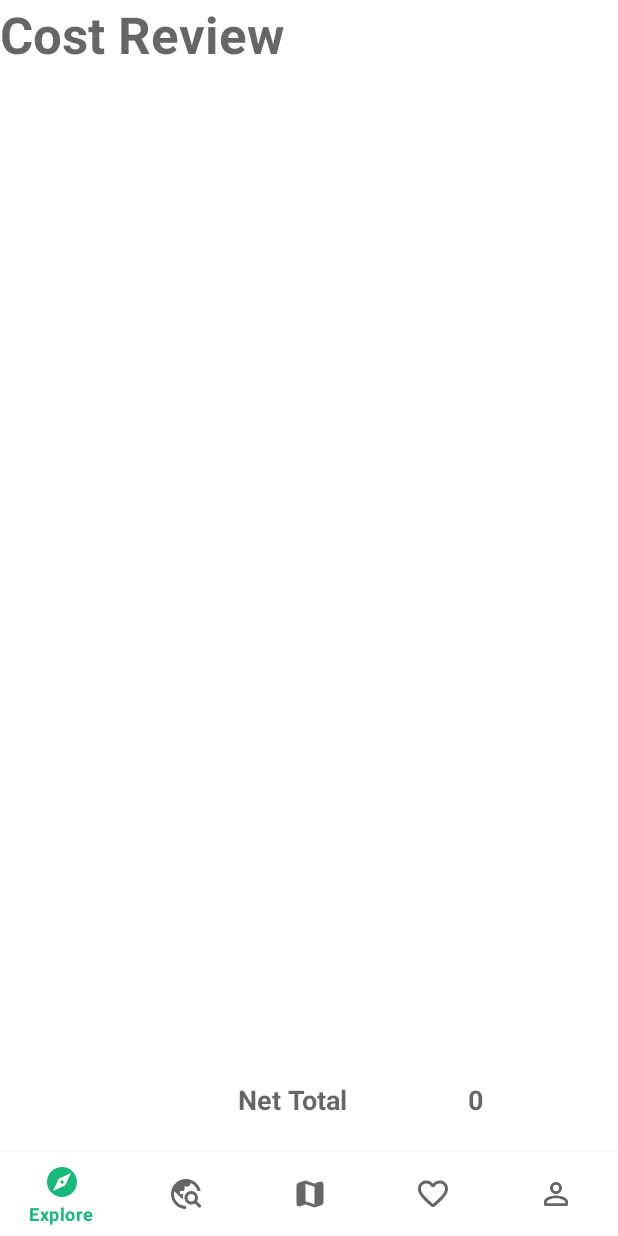
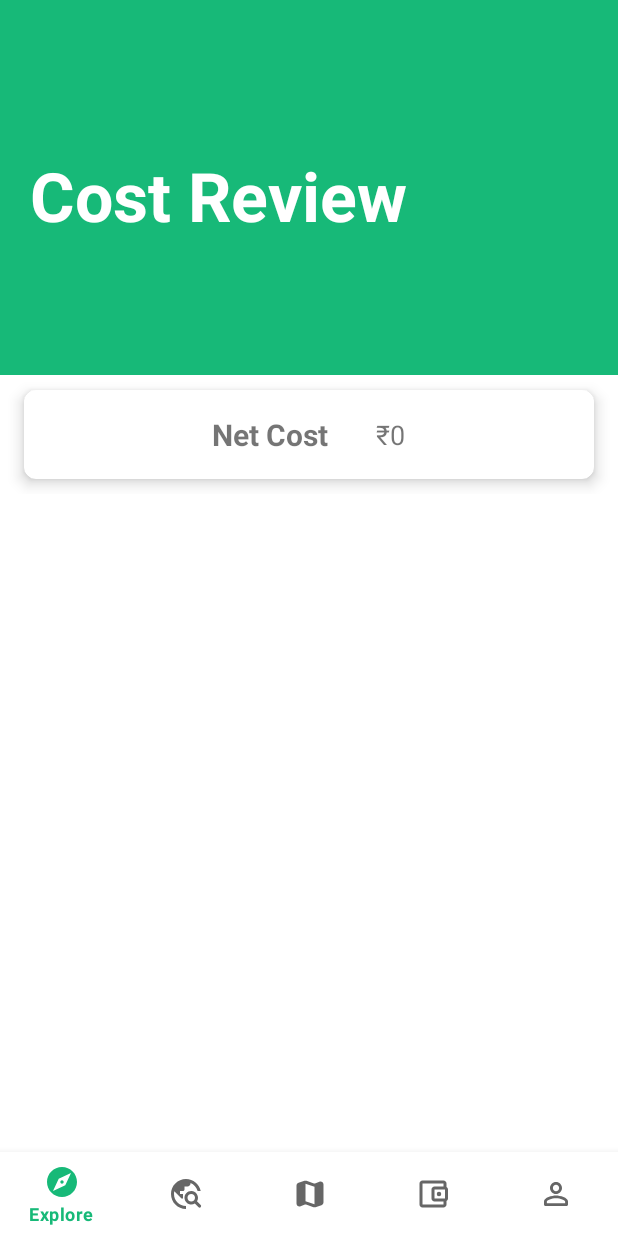
Before and after one commit to g-nerix/Roamify, an Android app: the fragment FavouriteFragment placed in its activity, on a phone screen of 412 x 824 dp. Run offline under Robolectric (Android 15) with nearby library versions, the phone set to English and light mode, and no system bars; our stand-ins replace Firebase (no records; nobody signed in at launch, a user with empty details on screens opened directly).

Commit message:
Cost UI updated

```diff
--- /dev/null
+++ b/app/src/main/java/com/example/roamify/CacheManager.java
@@ -0,0 +1,25 @@
+package com.example.roamify;
+
+import android.content.Context;
+import android.content.SharedPreferences;
+
+public class CacheManager {
+    private static final String PREFS_NAME = "MyPrefsFile";
+
+    public static void saveData(Context context, String key, String value) {
+        SharedPreferences.Editor editor = context.getSharedPreferences(PREFS_NAME, 0).edit();
+        editor.putString(key, value);
+        editor.apply();
+    }
+
+    public static String getData(Context context, String key) {
+        SharedPreferences prefs = context.getSharedPreferences(PREFS_NAME, 0);
+        return prefs.getString(key, null);
+    }
+
+    public static void clearData(Context context) {
+        SharedPreferences.Editor editor = context.getSharedPreferences(PREFS_NAME, 0).edit();
+        editor.clear();
+        editor.apply();
+    }
+}
--- a/app/src/main/java/com/example/roamify/FavouriteFragment.java
+++ b/app/src/main/java/com/example/roamify/FavouriteFragment.java
@@ -10,6 +10,7 @@ import android.view.LayoutInflater;
 import android.view.View;
 import android.view.ViewGroup;
 import android.widget.TextView;
+import android.widget.Toast;
 
 import java.util.ArrayList;
 
@@ -38,7 +39,10 @@ public class FavouriteFragment extends Fragment {
         {
             totalAmount += checked_prices.get(i);
         }
-        amt.setText(String.valueOf(totalAmount));
+//        amt.setText(String.valueOf(totalAmount));
+        CacheManager.saveData(getContext(), "totalAmount", String.valueOf(totalAmount));
+        Toast.makeText(getContext(),"Trip budget added to your cache",Toast.LENGTH_SHORT).show();
+        amt.setText("₹"+CacheManager.getData(getContext(),"totalAmount"));
         return view;
     }
 
--- /dev/null
+++ b/app/src/main/res/drawable/outline_account_balance_wallet_24.xml
@@ -0,0 +1,6 @@
+<vector android:height="24dp" android:tint="#000000"
+    android:viewportHeight="24" android:viewportWidth="24"
+    android:width="24dp" xmlns:android="http://schemas.android.com/apk/res/android">
+    <path android:fillColor="@android:color/white" android:pathData="M21,7.28V5c0,-1.1 -0.9,-2 -2,-2H5c-1.11,0 -2,0.9 -2,2v14c0,1.1 0.89,2 2,2h14c1.1,0 2,-0.9 2,-2v-2.28c0.59,-0.35 1,-0.98 1,-1.72V9c0,-0.74 -0.41,-1.37 -1,-1.72zM20,9v6h-7V9h7zM5,19V5h14v2h-6c-1.1,0 -2,0.9 -2,2v6c0,1.1 0.9,2 2,2h6v2H5z"/>
+    <path android:fillColor="@android:color/white" android:pathData="M16,12m-1.5,0a1.5,1.5 0,1 1,3 0a1.5,1.5 0,1 1,-3 0"/>
+</vector>
--- a/app/src/main/res/layout/activity_attraction_list.xml
+++ b/app/src/main/res/layout/activity_attraction_list.xml
@@ -34,11 +34,11 @@
                 <TextView
                     android:layout_width="match_parent"
                     android:layout_height="wrap_content"
-                    android:layout_marginTop="85dp"
+                    android:layout_marginTop="65dp"
                     android:padding="20dp"
                     android:text="Browse"
                     android:textColor="@color/white"
-                    android:textSize="40dp"
+                    android:textSize="60dp"
                     android:textStyle="bold" />
             </FrameLayout>
 
--- a/app/src/main/res/layout/fragment_explore.xml
+++ b/app/src/main/res/layout/fragment_explore.xml
@@ -32,7 +32,7 @@
                 android:id="@+id/heading"
                 android:layout_width="match_parent"
                 android:layout_height="wrap_content"
-                android:layout_marginTop="50dp"
+                android:layout_marginTop="65dp"
                 android:layout_marginLeft="15dp"
                 android:padding="20dp"
                 android:text="Explore"
@@ -150,8 +150,7 @@
             app:cardElevation="4dp"
             app:layout_constraintEnd_toEndOf="parent"
             app:layout_constraintStart_toStartOf="parent"
-            app:layout_constraintTop_toBottomOf="@id/card3"
-            android:layout_marginBottom="10dp">
+            app:layout_constraintTop_toBottomOf="@id/card3">
 
             <LinearLayout
                 android:layout_width="match_parent"
--- a/app/src/main/res/layout/fragment_favourite.xml
+++ b/app/src/main/res/layout/fragment_favourite.xml
@@ -1,68 +1,89 @@
 <?xml version="1.0" encoding="utf-8"?>
-<FrameLayout xmlns:android="http://schemas.android.com/apk/res/android"
+
+<ScrollView android:layout_width="match_parent"
+    android:layout_height="match_parent"
+    xmlns:android="http://schemas.android.com/apk/res/android"
+    xmlns:tools="http://schemas.android.com/tools"
     xmlns:app="http://schemas.android.com/apk/res-auto"
-    xmlns:tools="http://schemas.android.com/tools"
-    android:layout_width="match_parent"
-    android:layout_height="match_parent"
-    tools:context=".FavouriteFragment">
+    xmlns:cardview="http://schemas.android.com/apk/res-auto"
+    android:fitsSystemWindows="true">
 
     <androidx.constraintlayout.widget.ConstraintLayout
         android:layout_width="match_parent"
-        android:layout_height="match_parent">
+        android:layout_height="wrap_content">
 
-        <TextView
-            android:id="@+id/textView2"
+        <FrameLayout
+            android:id="@+id/frm"
             android:layout_width="match_parent"
-            android:layout_height="60dp"
-            android:text="Cost Review"
-            android:textAppearance="@style/TextAppearance.AppCompat.Display1"
-            android:textStyle="bold"
+            android:layout_height="match_parent"
             app:layout_constraintEnd_toEndOf="parent"
             app:layout_constraintStart_toStartOf="parent"
-            app:layout_constraintTop_toTopOf="parent" />
+            app:layout_constraintTop_toTopOf="parent">
+
+            <ImageButton
+                android:id="@+id/display_image"
+                android:layout_width="match_parent"
+                android:layout_height="250dp"
+                android:background="#17B978"
+                android:padding="4dp"
+                />
+
+            <TextView
+                android:layout_width="match_parent"
+                android:layout_height="wrap_content"
+                android:layout_marginTop="80dp"
+                android:padding="20dp"
+                android:text="Cost Review"
+                android:textColor="@color/white"
+                android:textSize="45dp"
+                android:textStyle="bold" />
+        </FrameLayout>
 
         <androidx.recyclerview.widget.RecyclerView
             android:id="@+id/recyclerView"
-            android:layout_width="0dp"
-            android:layout_height="0dp"
-            android:layout_marginStart="1dp"
-            android:layout_marginEnd="1dp"
-            android:layout_marginBottom="70dp"
+            android:layout_width="match_parent"
+            android:layout_height="wrap_content"
+            app:layout_constraintEnd_toEndOf="parent"
+            app:layout_constraintStart_toStartOf="parent"
+            app:layout_constraintTop_toBottomOf="@id/frm" />
+
+        <androidx.cardview.widget.CardView
+            android:id="@+id/hotel"
+            android:layout_width="match_parent"
+            android:layout_height="wrap_content"
+            android:layout_marginHorizontal="16dp"
+            android:layout_marginVertical="10dp"
+            app:cardCornerRadius="8dp"
+            app:cardElevation="6dp"
             app:layout_constraintBottom_toBottomOf="parent"
             app:layout_constraintEnd_toEndOf="parent"
             app:layout_constraintStart_toStartOf="parent"
-            app:layout_constraintTop_toBottomOf="@+id/textView2" />
+            app:layout_constraintTop_toBottomOf="@id/recyclerView">
 
-        <TextView
-            android:id="@+id/textView4"
-            android:layout_width="75dp"
-            android:layout_height="0dp"
-            android:layout_marginStart="148dp"
-            android:layout_marginTop="5dp"
-            android:layout_marginBottom="5dp"
-            android:gravity="center"
-            android:text="Net Total"
-            android:textAppearance="@style/TextAppearance.AppCompat.Medium"
-            android:textStyle="bold"
-            app:layout_constraintBottom_toBottomOf="parent"
-            app:layout_constraintEnd_toStartOf="@+id/totalAmount"
-            app:layout_constraintStart_toStartOf="parent"
-            app:layout_constraintTop_toBottomOf="@+id/recyclerView"
-            app:layout_constraintVertical_bias="1.0" />
+            <LinearLayout
+                android:layout_width="match_parent"
+                android:layout_height="wrap_content"
+                android:orientation="horizontal"
+                android:gravity="center">
 
-        <TextView
-            android:id="@+id/totalAmount"
-            android:layout_width="150dp"
-            android:layout_height="0dp"
-            android:layout_marginTop="5dp"
-            android:layout_marginEnd="20dp"
-            android:layout_marginBottom="5dp"
-            android:gravity="center"
-            android:textAppearance="@style/TextAppearance.AppCompat.Medium"
-            android:textStyle="bold"
-            app:layout_constraintBottom_toBottomOf="parent"
-            app:layout_constraintEnd_toEndOf="parent"
-            app:layout_constraintTop_toBottomOf="@+id/recyclerView" />
+                <TextView
+                    android:id="@+id/textView4"
+                    android:layout_width="wrap_content"
+                    android:layout_height="wrap_content"
+                    android:padding="16dp"
+                    android:text="Net Cost"
+                    android:textSize="20sp"
+                    android:textStyle="bold" />
+                <TextView
+                    android:id="@+id/totalAmount"
+                    android:layout_width="wrap_content"
+                    android:layout_height="wrap_content"
+                    android:text="Rs.0"
+                    android:textSize="18sp"
+                    android:padding="16dp"/>
+            </LinearLayout>
+        </androidx.cardview.widget.CardView>
+
     </androidx.constraintlayout.widget.ConstraintLayout>
 
-</FrameLayout>
+</ScrollView>
--- a/app/src/main/res/layout/fragment_search.xml
+++ b/app/src/main/res/layout/fragment_search.xml
@@ -38,8 +38,8 @@
             android:layout_width="match_parent"
             android:layout_height="wrap_content"
             android:layout_marginHorizontal="16dp"
-            android:layout_marginTop="195dp"
-            android:background="@drawable/searchview_border"
+            android:layout_marginTop="200dp"
+            android:background="@drawable/searchview_border_2"
             />
     </FrameLayout>
 </LinearLayout>
--- a/app/src/main/res/menu/bottom_nav_menu.xml
+++ b/app/src/main/res/menu/bottom_nav_menu.xml
@@ -11,7 +11,7 @@
         android:icon="@drawable/round_map_24"
         android:id="@+id/map"/>
     <item android:title="Favourites"
-        android:icon="@drawable/round_favorite_border_24"
+        android:icon="@drawable/outline_account_balance_wallet_24"
         android:id="@+id/favourite"/>
     <item android:title="Profile"
         android:icon="@drawable/round_person_outline_24"
```
Also changed, not shown: app/src/main/AndroidManifest.xml (+16 -8 lines), app/src/main/res/drawable/searchview_border_2.xml (added, +14 -0 lines), app/src/main/res/layout/activity_attraction_page.xml (+12 -8 lines), app/src/main/res/layout/recy_button.xml (+22 -4 lines), app/src/main/res/drawable/back.png (deleted).
